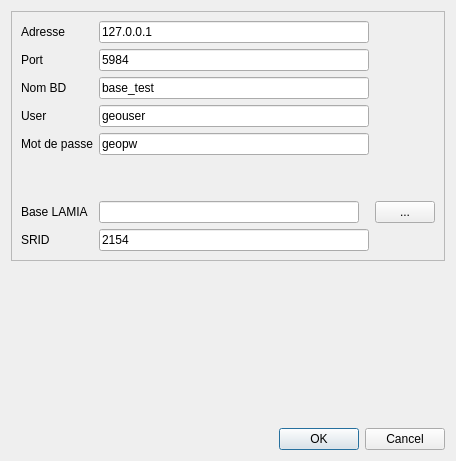
Old version of the form Lamia/toolgeneral/SIRS_to_LAMIA/PasserelleSIRS_Connexion.ui in the repository Artelia/Lamia.
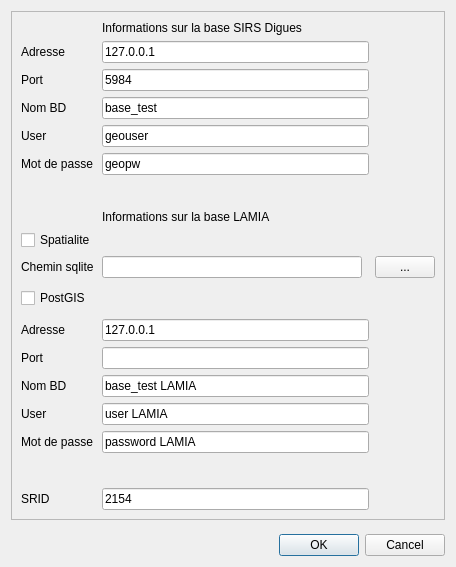
New version of the form.

Commit message: Update passerelle SIRS Digues -> LAMIA (PostGIS and versionning)

What changed in the file:
```diff
--- a/Lamia/toolgeneral/SIRS_to_LAMIA/PasserelleSIRS_Connexion.ui
+++ b/Lamia/toolgeneral/SIRS_to_LAMIA/PasserelleSIRS_Connexion.ui
@@ -7,7 +7,7 @@
     <x>0</x>
     <y>0</y>
     <width>456</width>
-    <height>461</height>
+    <height>567</height>
    </rect>
   </property>
   <property name="sizePolicy">
@@ -28,63 +28,9 @@
      <property name="frameShadow">
       <enum>QFrame::Raised</enum>
      </property>
-     <layout class="QGridLayout" name="gridLayout" columnstretch="0,0,0" columnminimumwidth="0,0,0">
-      <item row="6" column="0">
-       <spacer name="verticalSpacer_2">
-        <property name="orientation">
-         <enum>Qt::Vertical</enum>
-        </property>
-        <property name="sizeHint" stdset="0">
-         <size>
-          <width>20</width>
-          <height>40</height>
-         </size>
-        </property>
-       </spacer>
-      </item>
-      <item row="3" column="0">
-       <widget class="QLabel" name="label_4">
-        <property name="text">
-         <string>User</string>
-        </property>
-       </widget>
-      </item>
-      <item row="4" column="0">
-       <widget class="QLabel" name="label_5">
-        <property name="text">
-         <string>Mot de passe</string>
-        </property>
-       </widget>
-      </item>
-      <item row="7" column="0">
-       <widget class="QLabel" name="label_6">
-        <property name="text">
-         <string>Base LAMIA</string>
-        </property>
-       </widget>
-      </item>
-      <item row="1" column="0">
-       <widget class="QLabel" name="label_2">
-        <property name="text">
-         <string>Port</string>
-        </property>
-       </widget>
-      </item>
-      <item row="7" column="2">
-       <widget class="QPushButton" name="pushButton_filechoose">
-        <property name="maximumSize">
-         <size>
-          <width>60</width>
-          <height>16777215</height>
-         </size>
-        </property>
-        <property name="text">
-         <string>...</string>
-        </property>
-       </widget>
-      </item>
-      <item row="7" column="1">
-       <widget class="QLineEdit" name="lineEdit_nom_LAMIA">
+     <layout class="QGridLayout" name="gridLayout" columnstretch="0,0,0,0">
+      <item row="14" column="2">
+       <widget class="QLineEdit" name="lineEdit_path_LAMIA">
         <property name="minimumSize">
          <size>
           <width>260</width>
@@ -99,66 +45,240 @@
         </property>
        </widget>
       </item>
-      <item row="3" column="1">
+      <item row="14" column="0">
+       <widget class="QLabel" name="label_6">
+        <property name="text">
+         <string>Chemin sqlite</string>
+        </property>
+       </widget>
+      </item>
+      <item row="14" column="3">
+       <widget class="QPushButton" name="pushButton_filechoose">
+        <property name="maximumSize">
+         <size>
+          <width>60</width>
+          <height>16777215</height>
+         </size>
+        </property>
+        <property name="text">
+         <string>...</string>
+        </property>
+       </widget>
+      </item>
+      <item row="9" column="2">
+       <widget class="QLabel" name="label_8">
+        <property name="text">
+         <string>Informations sur la base LAMIA</string>
+        </property>
+       </widget>
+      </item>
+      <item row="0" column="2">
+       <widget class="QLabel" name="label_9">
+        <property name="text">
+         <string>Informations sur la base SIRS Digues</string>
+        </property>
+       </widget>
+      </item>
+      <item row="18" column="0">
+       <widget class="QLabel" name="label_12">
+        <property name="text">
+         <string>Nom BD</string>
+        </property>
+       </widget>
+      </item>
+      <item row="17" column="0">
+       <widget class="QLabel" name="label_11">
+        <property name="text">
+         <string>Port</string>
+        </property>
+       </widget>
+      </item>
+      <item row="16" column="0">
+       <widget class="QLabel" name="label_10">
+        <property name="text">
+         <string>Adresse</string>
+        </property>
+       </widget>
+      </item>
+      <item row="20" column="0">
+       <widget class="QLabel" name="label_14">
+        <property name="text">
+         <string>Mot de passe</string>
+        </property>
+       </widget>
+      </item>
+      <item row="19" column="0">
+       <widget class="QLabel" name="label_13">
+        <property name="text">
+         <string>User</string>
+        </property>
+       </widget>
+      </item>
+      <item row="16" column="2">
+       <widget class="QLineEdit" name="lineEdit_adresse_LAMIA">
+        <property name="text">
+         <string>127.0.0.1</string>
+        </property>
+       </widget>
+      </item>
+      <item row="4" column="0">
+       <widget class="QLabel" name="label_4">
+        <property name="text">
+         <string>User</string>
+        </property>
+       </widget>
+      </item>
+      <item row="5" column="0">
+       <widget class="QLabel" name="label_5">
+        <property name="text">
+         <string>Mot de passe</string>
+        </property>
+       </widget>
+      </item>
+      <item row="22" column="0">
+       <widget class="QLabel" name="label_7">
+        <property name="text">
+         <string>SRID</string>
+        </property>
+       </widget>
+      </item>
+      <item row="4" column="2">
        <widget class="QLineEdit" name="lineEdit_user">
         <property name="text">
          <string>geouser</string>
         </property>
        </widget>
       </item>
-      <item row="0" column="0">
+      <item row="1" column="0">
        <widget class="QLabel" name="label">
         <property name="text">
          <string>Adresse</string>
         </property>
        </widget>
       </item>
+      <item row="22" column="2">
+       <widget class="QLineEdit" name="lineEdit_SRID">
+        <property name="text">
+         <string>2154</string>
+        </property>
+       </widget>
+      </item>
       <item row="2" column="0">
+       <widget class="QLabel" name="label_2">
+        <property name="text">
+         <string>Port</string>
+        </property>
+       </widget>
+      </item>
+      <item row="3" column="0">
        <widget class="QLabel" name="label_3">
         <property name="text">
          <string>Nom BD</string>
         </property>
        </widget>
       </item>
-      <item row="2" column="1">
+      <item row="3" column="2">
        <widget class="QLineEdit" name="lineEdit_nom">
         <property name="text">
          <string>base_test</string>
         </property>
        </widget>
       </item>
-      <item row="1" column="1">
+      <item row="1" column="2">
+       <widget class="QLineEdit" name="lineEdit_adresse">
+        <property name="text">
+         <string>127.0.0.1</string>
+        </property>
+       </widget>
+      </item>
+      <item row="2" column="2">
        <widget class="QLineEdit" name="lineEdit_port">
         <property name="text">
          <string>5984</string>
         </property>
        </widget>
       </item>
-      <item row="0" column="1">
-       <widget class="QLineEdit" name="lineEdit_adresse">
-        <property name="text">
-         <string>127.0.0.1</string>
-        </property>
-       </widget>
-      </item>
-      <item row="4" column="1">
+      <item row="5" column="2">
        <widget class="QLineEdit" name="lineEdit_password">
         <property name="text">
          <string>geopw</string>
         </property>
        </widget>
       </item>
-      <item row="8" column="0">
-       <widget class="QLabel" name="label_7">
+      <item row="6" column="2">
+       <spacer name="verticalSpacer_2">
+        <property name="orientation">
+         <enum>Qt::Vertical</enum>
+        </property>
+        <property name="sizeHint" stdset="0">
+         <size>
+          <width>20</width>
+          <height>40</height>
+         </size>
+        </property>
+       </spacer>
+      </item>
+      <item row="19" column="2">
+       <widget class="QLineEdit" name="lineEdit_user_LAMIA">
         <property name="text">
-         <string>SRID</string>
+         <string>user LAMIA</string>
         </property>
        </widget>
       </item>
-      <item row="8" column="1">
-       <widget class="QLineEdit" name="lineEdit_SRID">
+      <item row="17" column="2">
+       <widget class="QLineEdit" name="lineEdit_port_LAMIA"/>
+      </item>
+      <item row="18" column="2">
+       <widget class="QLineEdit" name="lineEdit_nom_LAMIA">
         <property name="text">
-         <string>2154</string>
+         <string>base_test LAMIA</string>
+        </property>
+       </widget>
+      </item>
+      <item row="20" column="2">
+       <widget class="QLineEdit" name="lineEdit_password_LAMIA">
+        <property name="text">
+         <string>password LAMIA</string>
+        </property>
+       </widget>
+      </item>
+      <item row="21" column="2">
+       <spacer name="verticalSpacer_3">
+        <property name="orientation">
+         <enum>Qt::Vertical</enum>
+        </property>
+        <property name="sizeHint" stdset="0">
+         <size>
+          <width>20</width>
+          <height>40</height>
+         </size>
+        </property>
+       </spacer>
+      </item>
+      <item row="15" column="2">
+       <spacer name="verticalSpacer_4">
+        <property name="orientation">
+         <enum>Qt::Vertical</enum>
+        </property>
+        <property name="sizeHint" stdset="0">
+         <size>
+          <width>20</width>
+          <height>40</height>
+         </size>
+        </property>
+       </spacer>
+      </item>
+      <item row="10" column="0">
+       <widget class="QCheckBox" name="checkBox_spatialite">
+        <property name="text">
+         <string>Spatialite</string>
+        </property>
+       </widget>
+      </item>
+      <item row="15" column="0">
+       <widget class="QCheckBox" name="checkBox_postgis">
+        <property name="text">
+         <string>PostGIS</string>
         </property>
        </widget>
       </item>
```
The commit also changes 6 other files.
